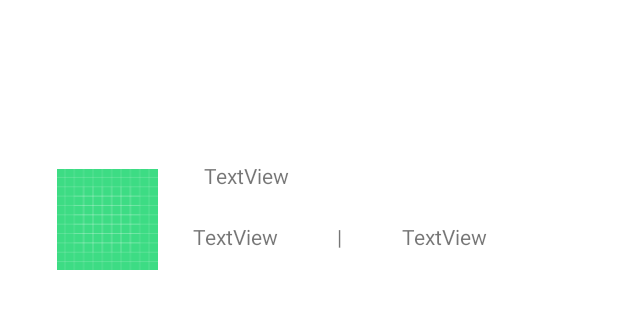
After one commit to sathaya24/picReminder, an Android app: the layout list_view_layout.xml on its own in the app's theme, with its tools: preview values and no code run, on a phone screen of 412 x 824 dp. The commit adds this screen. Shown: the top 309 px of the screen. Run offline under Robolectric (Android 15) with nearby library versions, the phone set to English and light mode, and no system bars.

Commit message:
Created ListViewLayout

```diff
--- a/app/src/main/java/ch/tha/picturereminder/MainActivity.java
+++ b/app/src/main/java/ch/tha/picturereminder/MainActivity.java
@@ -1,6 +1,7 @@
 package ch.tha.picturereminder;
 
 import android.content.Intent;
+import android.graphics.Bitmap;
 import android.os.Bundle;
 import android.widget.ArrayAdapter;
 import android.widget.Button;
@@ -8,11 +9,12 @@ import android.widget.ListView;
 
 import androidx.appcompat.app.AppCompatActivity;
 
+import java.time.LocalDate;
 import java.util.ArrayList;
 
 public class MainActivity extends AppCompatActivity {
     private ListView listView;
-    private ArrayList<String>dummie;
+    private ArrayList<Reminder>myReminders;
 
     @Override
     protected void onCreate(Bundle savedInstanceState) {
@@ -23,12 +25,18 @@ public class MainActivity extends AppCompatActivity {
         addBtn.setOnClickListener(view -> addReminder());
 
         listView = (ListView) findViewById(R.id.listReminder);
-        dummie=new ArrayList<>();
-        dummie.add("Test1");
-        dummie.add("Test2");
-        dummie.add("Test3");
-        dummie.add("Test4");
-        dummie.add("Test5");
+        myReminders=new ArrayList<>();
+
+        Intent intent = getIntent();
+        String title = intent.getStringExtra("titleReminder");
+        String date = intent.getStringExtra("dateReminder");
+        String time = intent.getStringExtra("timeReminder");
+        Bitmap image = intent.getParcelableExtra("imageReminder");
+
+        Reminder reminder = new Reminder(title,date,time,image);
+
+        myReminders.add(reminder);
+
         showReminder();
 
     }
@@ -39,7 +47,7 @@ public class MainActivity extends AppCompatActivity {
     }
 
     private void showReminder(){
-        ArrayAdapter arrayAdapter = new ArrayAdapter(this, android.R.layout.simple_list_item_1,dummie);
+        ArrayAdapter arrayAdapter = new ArrayAdapter(this, android.R.layout.simple_list_item_1,myReminders);
         listView.setAdapter(arrayAdapter);
 
     }
--- a/app/src/main/java/ch/tha/picturereminder/Reminder.java
+++ b/app/src/main/java/ch/tha/picturereminder/Reminder.java
@@ -7,11 +7,11 @@ import java.time.LocalTime;
 
 public class Reminder {
     private String title;
-    private LocalDate date;
-    private LocalTime time;
+    private String date;
+    private String time;
     private Bitmap image;
 
-    public Reminder(String title, LocalDate date, LocalTime time, Bitmap image) {
+    public Reminder(String title, String date, String time, Bitmap image) {
         this.title = title;
         this.date = date;
         this.time = time;
@@ -26,19 +26,19 @@ public class Reminder {
         this.title = title;
     }
 
-    public LocalDate getDate() {
+    public String getDate() {
         return date;
     }
 
-    public void setDate(LocalDate date) {
+    public void setDate(String date) {
         this.date = date;
     }
 
-    public LocalTime getTime() {
+    public String getTime() {
         return time;
     }
 
-    public void setTime(LocalTime time) {
+    public void setTime(String time) {
         this.time = time;
     }
 
--- /dev/null
+++ b/app/src/main/res/layout/list_view_layout.xml
@@ -0,0 +1,86 @@
+<?xml version="1.0" encoding="utf-8"?>
+<androidx.constraintlayout.widget.ConstraintLayout xmlns:android="http://schemas.android.com/apk/res/android"
+    xmlns:app="http://schemas.android.com/apk/res-auto"
+    xmlns:tools="http://schemas.android.com/tools"
+    android:layout_width="match_parent"
+    android:layout_height="match_parent"
+    android:orientation="horizontal">
+
+    <androidx.constraintlayout.widget.ConstraintLayout
+        android:layout_width="363dp"
+        android:layout_height="91dp"
+        android:layout_marginStart="24dp"
+        android:layout_marginTop="54dp"
+        android:layout_marginEnd="24dp"
+        android:layout_marginBottom="586dp"
+        app:layout_constraintBottom_toBottomOf="parent"
+        app:layout_constraintEnd_toEndOf="parent"
+        app:layout_constraintStart_toStartOf="parent"
+        app:layout_constraintTop_toTopOf="parent">
+
+        <ImageView
+            android:id="@+id/imageItem"
+            android:layout_width="73dp"
+            android:layout_height="67dp"
+            android:layout_marginStart="16dp"
+            android:layout_marginTop="12dp"
+            android:layout_marginEnd="14dp"
+            android:layout_marginBottom="12dp"
+            app:layout_constraintBottom_toBottomOf="parent"
+            app:layout_constraintEnd_toStartOf="@+id/titleItem"
+            app:layout_constraintStart_toStartOf="parent"
+            app:layout_constraintTop_toTopOf="parent"
+            app:srcCompat="@drawable/ic_launcher_background" />
+
+        <TextView
+            android:id="@+id/titleItem"
+            android:layout_width="wrap_content"
+            android:layout_height="wrap_content"
+            android:layout_marginStart="14dp"
+            android:layout_marginTop="12dp"
+            android:layout_marginEnd="202dp"
+            android:layout_marginBottom="10dp"
+            android:text="TextView"
+            app:layout_constraintBottom_toTopOf="@+id/linearLayout"
+            app:layout_constraintEnd_toEndOf="parent"
+            app:layout_constraintStart_toEndOf="@+id/imageItem"
+            app:layout_constraintTop_toTopOf="parent" />
+
+        <LinearLayout
+            android:id="@+id/linearLayout"
+            android:layout_width="236dp"
+            android:layout_height="37dp"
+            android:layout_marginStart="21dp"
+            android:layout_marginTop="11dp"
+            android:layout_marginEnd="24dp"
+            android:layout_marginBottom="12dp"
+            android:orientation="horizontal"
+            app:layout_constraintBottom_toBottomOf="parent"
+            app:layout_constraintEnd_toEndOf="parent"
+            app:layout_constraintStart_toEndOf="@+id/imageItem"
+            app:layout_constraintTop_toBottomOf="@+id/titleItem">
+
+            <TextView
+                android:id="@+id/dateItem"
+                android:layout_width="wrap_content"
+                android:layout_height="wrap_content"
+                android:layout_weight="1"
+                android:text="TextView" />
+
+            <TextView
+                android:id="@+id/textView5"
+                android:layout_width="wrap_content"
+                android:layout_height="wrap_content"
+                android:layout_weight="1"
+                android:text="|" />
+
+            <TextView
+                android:id="@+id/timeItem"
+                android:layout_width="wrap_content"
+                android:layout_height="wrap_content"
+                android:layout_weight="1"
+                android:text="TextView" />
+        </LinearLayout>
+
+    </androidx.constraintlayout.widget.ConstraintLayout>
+</androidx.constraintlayout.widget.ConstraintLayout>
```
